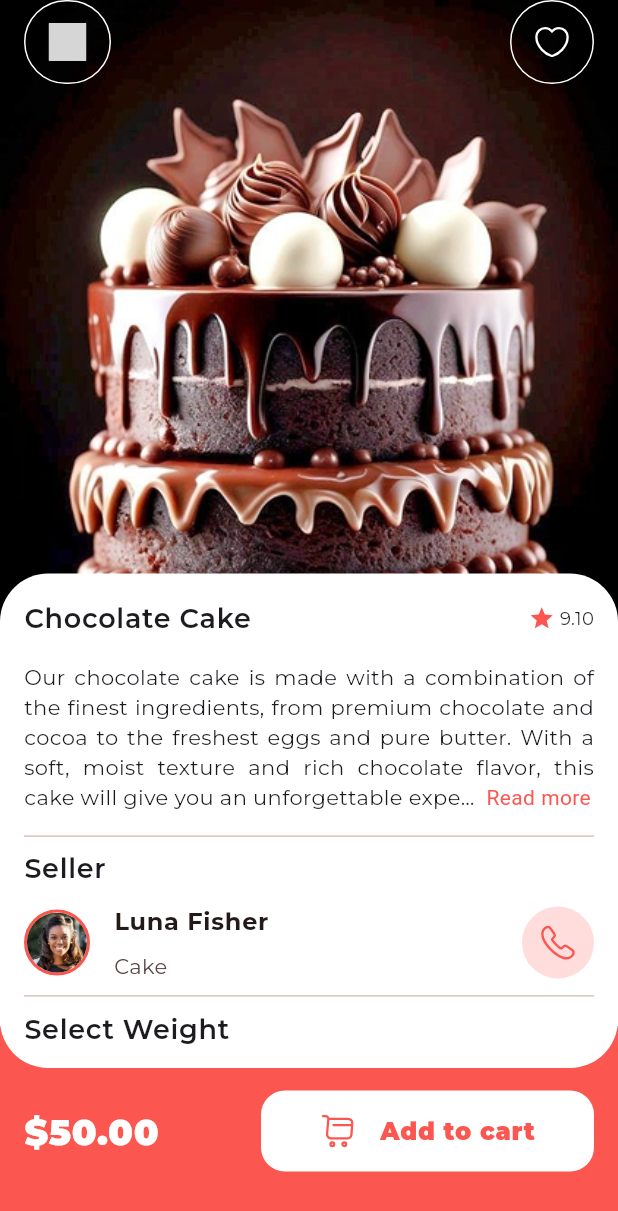
After one commit to ales-dev-studio/Flutter-Sweet-Shop-App-UI, a Flutter app: the screen it shows after launch, after a tap on "7.10", on a phone screen of 412 x 824 dp. The commit adds this screen. Shown: the top 1211 px of the screen. Run offline on Flutter 3.47's test engine with Material 3 defaults, Android fonts, the phone set to English and light mode, and no system bars; drawn by our look-alikes of readmore; our stand-ins replace bloc, carousel_slider, flutter_bloc, flutter_svg, google_fonts, smooth_page_indicator; grey boxes are pictures that could not be loaded.

Commit message:
Implement product details screen

```diff
--- a/lib/core/widgets/app_bordered_icon_button.dart
+++ b/lib/core/widgets/app_bordered_icon_button.dart
@@ -8,10 +8,12 @@ class AppBorderedIconButton extends StatelessWidget {
     super.key,
     required this.iconPath,
     this.onPressed,
+    this.color,
   });
 
   final String iconPath;
   final VoidCallback? onPressed;
+  final Color? color;
 
   @override
   Widget build(BuildContext context) {
@@ -19,12 +21,12 @@ class AppBorderedIconButton extends StatelessWidget {
       width: 56,
       height: 56,
       decoration: BoxDecoration(
-        border: Border.all(color: context.theme.appColors.gray2),
+        border: Border.all(color: color ?? context.theme.appColors.gray2),
         borderRadius: BorderRadius.circular(100),
       ),
       child: IconButton(
         onPressed: onPressed ?? () {},
-        icon: AppSvgViewer(iconPath, width: 25),
+        icon: AppSvgViewer(iconPath, width: 25, color: color),
       ),
     );
   }
--- a/lib/core/widgets/app_button.dart
+++ b/lib/core/widgets/app_button.dart
@@ -11,6 +11,8 @@ class AppButton extends StatelessWidget {
     required this.title,
     required this.onPressed,
     this.color,
+    this.textStyle,
+    this.iconColor,
     this.width,
     this.iconPath,
     this.margin,
@@ -21,6 +23,8 @@ class AppButton extends StatelessWidget {
   final String title;
   final GestureTapCallback? onPressed;
   final Color? color;
+  final TextStyle? textStyle;
+  final Color? iconColor;
   final double? width;
   final String? iconPath;
   final EdgeInsets? margin;
@@ -61,10 +65,10 @@ class AppButton extends StatelessWidget {
           mainAxisAlignment: MainAxisAlignment.center,
           children: [
             if (iconPath != null) ...[
-              AppSvgViewer(iconPath ?? '', color: colors.white),
+              AppSvgViewer(iconPath ?? '', color: iconColor ?? colors.white),
               const SizedBox(width: Dimens.largePadding),
             ],
-            Text(title),
+            Text(title, style: textStyle),
           ],
         ),
       ),
--- /dev/null
+++ b/lib/core/widgets/app_choice_chip.dart
@@ -0,0 +1,28 @@
+import 'package:flutter/material.dart';
+import 'package:flutter_sweet_shop_app_ui/core/theme/theme.dart';
+
+class AppChoiceChip extends StatelessWidget {
+  const AppChoiceChip({
+    super.key,
+    required this.label,
+    required this.selected,
+    this.onSelected,
+  });
+
+  final String label;
+  final bool selected;
+  final ValueChanged<bool>? onSelected;
+
+  @override
+  Widget build(BuildContext context) {
+    return ChoiceChip(
+      label: Text(label),
+      backgroundColor: Theme.of(context).scaffoldBackgroundColor,
+      selected: selected,
+      onSelected: onSelected,
+      selectedColor: context.theme.appColors.primary,
+      showCheckmark: false,
+      labelStyle: TextStyle(color: selected ? Colors.white : Colors.black),
+    );
+  }
+}
--- a/lib/core/widgets/app_icon_buttons.dart
+++ b/lib/core/widgets/app_icon_buttons.dart
@@ -4,16 +4,24 @@ import 'package:flutter_sweet_shop_app_ui/core/theme/theme.dart';
 import 'app_svg_viewer.dart';
 
 class AppIconButton extends StatelessWidget {
-  const AppIconButton({super.key, required this.iconPath, this.onPressed});
+  const AppIconButton({
+    super.key,
+    required this.iconPath,
+    this.onPressed,
+    this.iconColor,
+    this.backgroundColor,
+  });
 
   final String iconPath;
   final VoidCallback? onPressed;
+  final Color? iconColor;
+  final Color? backgroundColor;
 
   @override
   Widget build(BuildContext context) {
     return Container(
       decoration: BoxDecoration(
-        color: context.theme.appColors.secondaryShade5,
+        color: backgroundColor ?? context.theme.appColors.secondaryShade5,
         borderRadius: BorderRadius.circular(100),
       ),
       child: IconButton(
@@ -21,7 +29,7 @@ class AppIconButton extends StatelessWidget {
         icon: AppSvgViewer(
           iconPath,
           width: 25,
-          color: context.theme.appColors.white,
+          color: iconColor ?? context.theme.appColors.white,
         ),
       ),
     );
--- /dev/null
+++ b/lib/core/widgets/app_read_more_text.dart
@@ -0,0 +1,33 @@
+import 'package:flutter/material.dart';
+import 'package:flutter_sweet_shop_app_ui/core/theme/theme.dart';
+import 'package:readmore/readmore.dart';
+
+class AppReadMoreText extends StatelessWidget {
+  const AppReadMoreText(
+      this.text, {
+        super.key,
+        this.textAlign,
+        this.style,
+        this.trimLines,
+      });
+
+  final String? text;
+  final TextAlign? textAlign;
+  final TextStyle? style;
+  final int? trimLines;
+
+  @override
+  Widget build(final BuildContext context) {
+    final primaryColor = context.theme.appColors.primary;
+    return ReadMoreText(
+      text ?? '',
+      textAlign: textAlign ?? TextAlign.justify,
+      trimLines: trimLines ?? 5,
+      trimMode: TrimMode.Line,
+      trimCollapsedText: ' Read more',
+      trimExpandedText: ' Read less',
+      moreStyle: TextStyle(color: primaryColor),
+      lessStyle: TextStyle(color: primaryColor),
+    );
+  }
+}
--- a/lib/features/home_feature/data/data_source/local/sample_data.dart
+++ b/lib/features/home_feature/data/data_source/local/sample_data.dart
@@ -72,3 +72,8 @@ List<String> categoryProductsName = [
   'Birthday cake',
   'Birthday cake',
 ];
+
+final String productDescription =
+    'Our chocolate cake is made with a combination of the finest ingredients, from premium chocolate and cocoa to the freshest eggs and pure butter. With a soft, moist texture and rich chocolate flavor, this cake will give you an unforgettable experience.\nEach slice is a celebration of pure indulgence, crafted to delight your senses.\nDiscover the difference that quality and care make in every single bite.';
+
+final List<String> weights = ['0.5 kg', '1 kg', '1.5 kg', '2 kg', '4 kg'];
--- /dev/null
+++ b/lib/features/home_feature/presentation/screens/product_details_screen.dart
@@ -0,0 +1,203 @@
+import 'package:flutter/material.dart';
+import 'package:flutter_sweet_shop_app_ui/core/theme/theme.dart';
+import 'package:flutter_sweet_shop_app_ui/core/utils/sized_context.dart';
+import 'package:flutter_sweet_shop_app_ui/core/widgets/app_button.dart';
+import 'package:flutter_sweet_shop_app_ui/core/widgets/app_choice_chip.dart';
+import 'package:flutter_sweet_shop_app_ui/core/widgets/app_icon_buttons.dart';
+import 'package:flutter_sweet_shop_app_ui/core/widgets/app_read_more_text.dart';
+import 'package:flutter_sweet_shop_app_ui/core/widgets/app_scaffold.dart';
+import 'package:flutter_sweet_shop_app_ui/core/widgets/rate_widget.dart';
+import 'package:flutter_sweet_shop_app_ui/features/home_feature/presentation/widgets/user_profile_image.dart';
+
+import '../../../../core/gen/assets.gen.dart';
+import '../../../../core/theme/dimens.dart';
+import '../../data/data_source/local/sample_data.dart';
+import '../widgets/product_details_app_bar.dart';
+
+class ProductDetailsScreen extends StatefulWidget {
+  const ProductDetailsScreen({super.key});
+
+  @override
+  State<ProductDetailsScreen> createState() => _ProductDetailsScreenState();
+}
+
+class _ProductDetailsScreenState extends State<ProductDetailsScreen> {
+  String _selectedWeight = weights[4];
+
+  @override
+  Widget build(BuildContext context) {
+    final appColor = context.theme.appColors;
+    final appTypography = context.theme.appTypography;
+    return AppScaffold(
+      safeAreaTop: false,
+      safeAreaBottom: false,
+      padding: EdgeInsets.zero,
+      body: SizedBox(
+        height: context.heightPx,
+        child: Stack(
+          children: [
+            Assets.images.bigCake.image(
+              width: context.widthPx,
+              fit: BoxFit.fitWidth,
+            ),
+            ProductDetailsAppBar(),
+            Positioned(
+              bottom: 0,
+              child: Stack(
+                children: [
+                  Positioned(
+                    bottom: 0,
+                    child: Container(
+                      height: 140,
+                      color: appColor.primary,
+                      child: Center(
+                        child: Padding(
+                          padding: const EdgeInsets.symmetric(
+                            horizontal: Dimens.largePadding,
+                            vertical: Dimens.padding,
+                          ),
+                          child: SizedBox(
+                            width:
+                                (context.widthPx < Dimens.largeDeviceBreakPoint
+                                    ? context.widthPx
+                                    : Dimens.mediumDeviceBreakPoint) -
+                                32,
+                            child: Row(
+                              mainAxisAlignment: MainAxisAlignment.spaceBetween,
+                              children: [
+                                Text(
+                                  '\$50.00',
+                                  style: appTypography.bodyLarge.copyWith(
+                                    color: appColor.white,
+                                    fontSize: 24,
+                                    fontWeight: FontWeight.w900,
+                                  ),
+                                ),
+                                SizedBox(
+                                  width: 222,
+                                  child: AppButton(
+                                    margin: EdgeInsets.zero,
+                                    title: 'Add to cart',
+                                    onPressed: () {},
+                                    borderRadius: Dimens.corners,
+                                    color: appColor.white,
+                                    textStyle: appTypography.bodyLarge.copyWith(
+                                      color: appColor.primary,
+                                      fontSize: 16,
+                                      fontWeight: FontWeight.w900,
+                                    ),
+                                    iconColor: appColor.primary,
+                                    iconPath: Assets.icons.shoppingCart,
+                                  ),
+                                ),
+                              ],
+                            ),
+                          ),
+                        ),
+                      ),
+                    ),
+                  ),
+                  Container(
+                    height: context.heightPx * 0.4,
+                    margin: EdgeInsets.only(bottom: 112),
+                    width:
+                        context.widthPx < Dimens.largeDeviceBreakPoint
+                            ? context.widthPx
+                            : Dimens.mediumDeviceBreakPoint,
+                    decoration: BoxDecoration(
+                      color: context.theme.scaffoldBackgroundColor,
+                      borderRadius: BorderRadius.circular(Dimens.corners * 2),
+                    ),
+                    child: SingleChildScrollView(
+                      padding: EdgeInsets.all(Dimens.largePadding),
+                      child: Column(
+                        crossAxisAlignment: CrossAxisAlignment.start,
+                        children: [
+                          Row(
+                            mainAxisAlignment: MainAxisAlignment.spaceBetween,
+                            children: [
+                              Text(
+                                'Chocolate Cake',
+                                style: appTypography.bodyLarge.copyWith(
+                                  fontSize: 18,
+                                ),
+                              ),
+                              RateWidget(rate: '9.10'),
+                            ],
+                          ),
+                          SizedBox(height: Dimens.largePadding),
+                          AppReadMoreText(productDescription),
+                          SizedBox(height: Dimens.padding),
+                          Divider(height: Dimens.largePadding),
+                          Text(
+                            'Seller',
+                            style: appTypography.bodyLarge.copyWith(
+                              fontSize: 18,
+                            ),
+                          ),
+                          ListTile(
+                            contentPadding: EdgeInsets.zero,
+                            leading: SizedBox(
+                              width: 44,
+                              height: 44,
+                              child: UserProfileImage(
+                                imagePath: Assets.images.profileImage.path,
+                              ),
+                            ),
+                            title: Text(
+                              'Luna Fisher',
+                              style: TextStyle(fontWeight: FontWeight.bold),
+                            ),
+                            subtitle: Padding(
+                              padding: const EdgeInsets.only(
+                                top: Dimens.padding,
+                              ),
+                              child: Text('Cake'),
+                            ),
+                            trailing: AppIconButton(
+                              iconPath: Assets.icons.call,
+                              onPressed: () {},
+                              iconColor: appColor.primary,
+                              backgroundColor: appColor.primary.withValues(
+                                alpha: 0.2,
+                              ),
+                            ),
+                          ),
+                          Divider(height: 0),
+                          SizedBox(height: Dimens.padding),
+                          Text(
+                            'Select Weight',
+                            style: appTypography.bodyLarge.copyWith(
+                              fontSize: 18,
+                            ),
+                          ),
+                          SizedBox(height: Dimens.padding),
+                          Wrap(
+                            spacing: Dimens.largePadding,
+                            children:
+                                weights.map((weight) {
+                                  final isSelected = _selectedWeight == weight;
+                                  return AppChoiceChip(
+                                    label: weight,
+                                    selected: isSelected,
+                                    onSelected: (selected) {
+                                      setState(() {
+                                        _selectedWeight = weight;
+                                      });
+                                    },
+                                  );
+                                }).toList(),
+                          ),
+                        ],
+                      ),
+                    ),
+                  ),
+                ],
+              ),
+            ),
+          ],
+        ),
+      ),
+    );
+  }
+}
--- /dev/null
+++ b/lib/features/home_feature/presentation/widgets/product_details_app_bar.dart
@@ -0,0 +1,38 @@
+import 'package:flutter/material.dart';
+import 'package:flutter_sweet_shop_app_ui/core/utils/app_navigator.dart';
+import 'package:flutter_sweet_shop_app_ui/core/widgets/app_bordered_icon_button.dart';
+
+import '../../../../core/gen/assets.gen.dart';
+import '../../../../core/theme/dimens.dart';
+
+class ProductDetailsAppBar extends StatelessWidget {
+  const ProductDetailsAppBar({super.key});
+
+  @override
+  Widget build(BuildContext context) {
+    return AppBar(
+      backgroundColor: Colors.transparent,
+      leading: Padding(
+        padding: const EdgeInsets.symmetric(horizontal: Dimens.largePadding),
+        child: AppBorderedIconButton(
+          iconPath: Assets.icons.arrowLeft,
+          color: Colors.white,
+          onPressed: () {
+            appPop(context);
+          },
+        ),
+      ),
+      actions: [
+        Padding(
+          padding: const EdgeInsets.symmetric(horizontal: Dimens.largePadding),
+          child: AppBorderedIconButton(
+            iconPath: Assets.icons.heart,
+            color: Colors.white,
+            onPressed: () {},
+          ),
+        ),
+      ],
+      leadingWidth: 90.0,
+    );
+  }
+}
--- a/lib/features/home_feature/presentation/widgets/products_list.dart
+++ b/lib/features/home_feature/presentation/widgets/products_list.dart
@@ -1,10 +1,12 @@
 import 'package:flutter/material.dart';
 import 'package:flutter_sweet_shop_app_ui/core/theme/theme.dart';
+import 'package:flutter_sweet_shop_app_ui/core/utils/app_navigator.dart';
 import 'package:flutter_sweet_shop_app_ui/core/widgets/app_title_widget.dart';
 import 'package:flutter_sweet_shop_app_ui/core/widgets/rate_widget.dart';
 
 import '../../../../core/theme/dimens.dart';
 import '../../data/data_source/local/sample_data.dart';
+import '../screens/product_details_screen.dart';
 
 class ProductsList extends StatelessWidget {
   const ProductsList({super.key});
@@ -32,6 +34,11 @@ class ProductsList extends StatelessWidget {
                 itemBuilder: (final context, final index) {
                   return Padding(
                     padding: const EdgeInsets.only(left: Dimens.largePadding),
+                    child: InkWell(
+                      onTap: (){
+                        appPush(context, ProductDetailsScreen());
+                      },
+                      borderRadius: BorderRadius.circular(24),
                       child: SizedBox(
                         height: 100,
                         width: 196,
@@ -108,6 +115,7 @@ class ProductsList extends StatelessWidget {
                           ],
                         ),
                       ),
+                    ),
                   );
                 },
               ),
--- /dev/null
+++ b/lib/features/home_feature/presentation/widgets/user_profile_image.dart
@@ -0,0 +1,39 @@
+import 'package:flutter/material.dart';
+import 'package:flutter_sweet_shop_app_ui/core/theme/theme.dart';
+
+import '../../../../core/theme/dimens.dart';
+
+class UserProfileImage extends StatelessWidget {
+  const UserProfileImage({
+    super.key,
+    required this.imagePath,
+    this.width,
+    this.height,
+    this.hasBorder = true,
+    this.defaultIconPadding = Dimens.veryLargePadding,
+  });
+
+  final String imagePath;
+  final double? width;
+  final double? height;
+  final bool hasBorder;
+  final double defaultIconPadding;
+
+  @override
+  Widget build(BuildContext context) {
+    final appColor = context.theme.appColors;
+    return Container(
+      width: width ?? 120,
+      height: height ?? 120,
+      decoration: BoxDecoration(
+        borderRadius: BorderRadius.circular(100),
+        border:
+        hasBorder ? Border.all(width: 2, color: appColor.primary) : null,
+      ),
+      child: ClipRRect(
+        borderRadius: BorderRadius.circular(100),
+        child: Image.asset(imagePath, fit: BoxFit.cover),
+      ),
+    );
+  }
+}
--- a/pubspec.yaml
+++ b/pubspec.yaml
@@ -20,6 +20,7 @@ dependencies:
   flutter_svg: ^2.2.0
   carousel_slider: ^5.0.0
   smooth_page_indicator: ^1.2.1
+  readmore: ^3.0.0
 
 dev_dependencies:
   build_runner: ^2.4.15
```
Also changed, not shown: pubspec.lock. Lines whose indentation alone changed are shown as unchanged.
